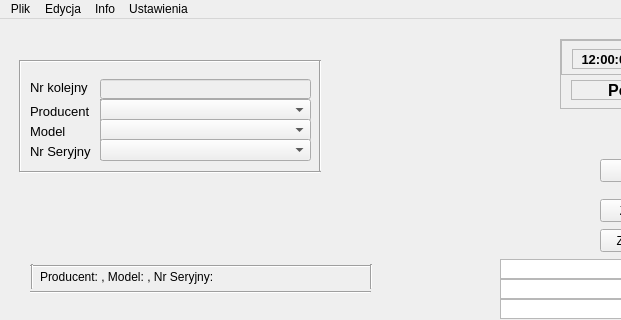
Astropl/TestRamek, file Urzadzenia/urzadzenia.ui: the form before one commit; both pictures show x 0 to 621 and y 0 to 320 of the 800 by 600 pixel window.
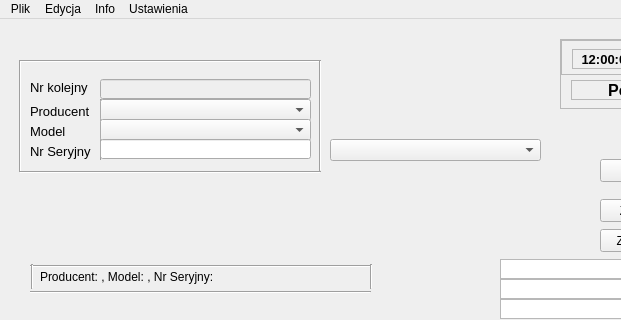
The form after the commit.

Patch:
```diff
--- a/Urzadzenia/urzadzenia.ui
+++ b/Urzadzenia/urzadzenia.ui
@@ -280,7 +280,7 @@
    <widget class="QComboBox" name="comboBox_3">
     <property name="geometry">
      <rect>
-      <x>100</x>
+      <x>330</x>
       <y>120</y>
       <width>211</width>
       <height>22</height>
@@ -484,6 +484,16 @@
      </rect>
     </property>
    </widget>
+   <widget class="QLineEdit" name="lineEditNrSeryjny">
+    <property name="geometry">
+     <rect>
+      <x>100</x>
+      <y>120</y>
+      <width>211</width>
+      <height>20</height>
+     </rect>
+    </property>
+   </widget>
    <zorder>label</zorder>
    <zorder>label_2</zorder>
    <zorder>label_3</zorder>
@@ -512,6 +522,7 @@
    <zorder>LblNumberAnaliz</zorder>
    <zorder>label_5</zorder>
    <zorder>lineEditNumber</zorder>
+   <zorder>lineEditNrSeryjny</zorder>
   </widget>
   <widget class="QMenuBar" name="menubar">
    <property name="geometry">
```
